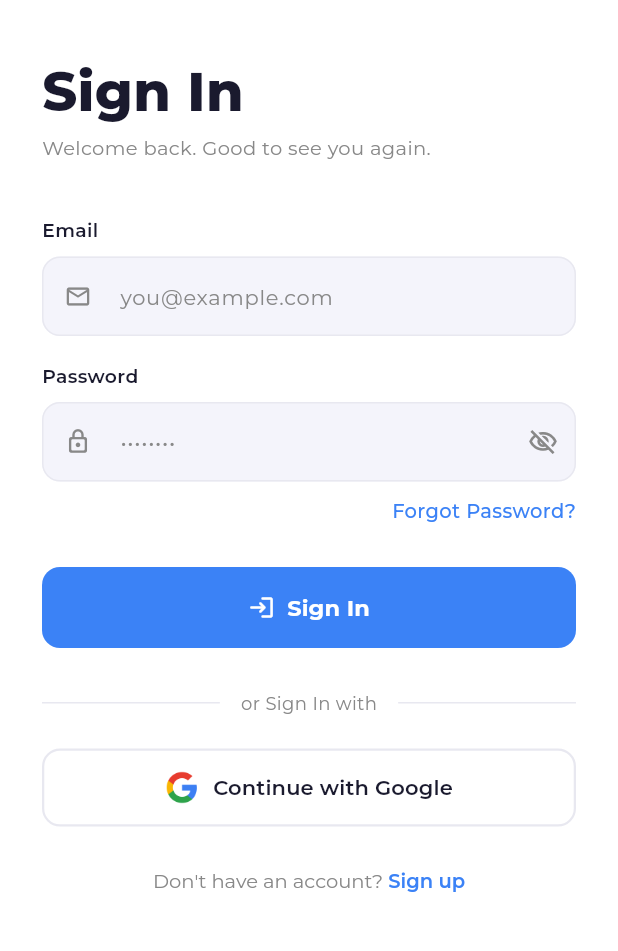
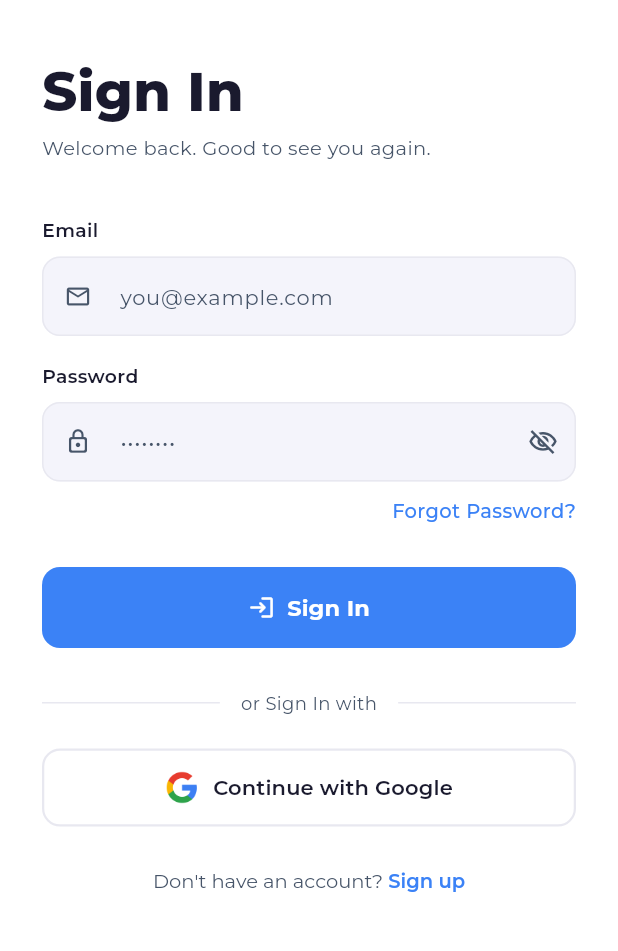
Before and after one commit to mjengonetworks/mjengohub, a Flutter app: the screen it shows after launch, after a tap on "Skip", on a phone screen of 412 x 824 dp, the part 99-1050 px from its top. Run offline on Flutter 3.47's test engine with Material 3 defaults, Android fonts, the phone set to English and light mode, and no system bars; our stand-ins replace app_links, carousel_slider, connectivity_plus, firebase_auth, firebase_core, flutter_image_compress and 12 more; missing offline and left inert: dart:html, dart:ui_web, flutter_quill, flutter_quill_delta_from_html, open_location_code, vsc_quill_delta_to_html; accounts and stored records are empty; network calls fail.

Commit message:
fix(theme): app-wide faint-text sweep, raise textSubtle/textLight to slate-600
- app_theme.dart: AppColors.textSubtle and textLight were 0xFF8888AA (a
  washed-out lavender-gray) -- raised both to 0xFF475569 (slate-600). These
  two tokens alone back ~130 secondary/caption/metadata text usages across
  33 files (list subtitles, hint text, unselected tab labels, empty states,
  chips), so this is the single highest-leverage fix for the app's overall
  text contrast.
- Swept the remaining per-file hardcoded faint constants and literals not
  routed through the shared tokens (0xFF9CA3AF, 0xFF6B7280, 0xFF64748B,
  0xFF888888, 0xFFBBBBBB, 0xFFADB5BD -- mostly named _textGray/_textSec/
  _kSubtext-style locals) to the same 0xFF475569, across auth, onboarding,
  notifications, incidents, discover, videos, and profile screens. Left
  alone every use of these values as a background tint, border, or shadow
  color (BoxDecoration/Border.all/BoxShadow) -- those aren't text and
  darkening them isn't part of this fix.

Co-Authored-By: Claude Sonnet 5 <noreply@anthropic.com>

```diff
--- a/lib/auth/screens/login_screen.dart
+++ b/lib/auth/screens/login_screen.dart
@@ -14,7 +14,7 @@ const Color _bg          = Color(0xFFFFFFFF);
 const Color _inputBg     = Color(0xFFF4F4FB);
 const Color _inputBorder = Color(0xFFE8E8F0);
 const Color _textDark    = Color(0xFF1A1A2E);
-const Color _textGray    = Color(0xFF888888);
+const Color _textGray    = Color(0xFF475569);
 
 // ── Screen ─────────────────────────────────────────────────────────────────────
 
--- a/lib/auth/screens/reset_password_screen.dart
+++ b/lib/auth/screens/reset_password_screen.dart
@@ -13,7 +13,7 @@ const Color _bg          = Color(0xFFFFFFFF);
 const Color _inputBg     = Color(0xFFF4F4FB);
 const Color _inputBorder = Color(0xFFE8E8F0);
 const Color _textDark    = Color(0xFF1A1A2E);
-const Color _textGray    = Color(0xFF888888);
+const Color _textGray    = Color(0xFF475569);
 
 class ResetPasswordScreen extends StatefulWidget {
   const ResetPasswordScreen({super.key});
--- a/lib/incidents/screens/incidents_list_screen.dart
+++ b/lib/incidents/screens/incidents_list_screen.dart
@@ -16,7 +16,7 @@ import 'report_incident_screen.dart';
 // Design tokens — mirrors Videos / Discover screens
 // ─────────────────────────────────────────────────────────────────────────────
 const _kDark    = Color(0xFF111827);
-const _kSubtext = Color(0xFF9CA3AF);
+const _kSubtext = Color(0xFF475569);
 const _kBg      = Color(0xFFF3F4F6);
 const _kDivider = Color(0xFFF3F4F6);
 
@@ -245,7 +245,7 @@ class _SearchBarState extends State<_SearchBar> {
               decoration: InputDecoration(
                 hintText: 'Search incidents…',
                 hintStyle: GoogleFonts.montserrat(
-                    fontSize: 14, color: const Color(0xFFADB5BD)),
+                    fontSize: 14, color: const Color(0xFF475569)),
                 border: InputBorder.none,
                 isDense: true,
                 contentPadding: EdgeInsets.zero,
@@ -395,7 +395,7 @@ class _CrisisBanner extends StatelessWidget {
                   Text(
                     'Befrienders Kenya · +254 722 178 177  |  999 / 112',
                     style: GoogleFonts.montserrat(
-                        fontSize: 11.5, color: const Color(0xFF6B7280)),
+                        fontSize: 11.5, color: const Color(0xFF475569)),
                     overflow: TextOverflow.ellipsis,
                   ),
                 ],
--- a/lib/notifications/screens/notifications_screen.dart
+++ b/lib/notifications/screens/notifications_screen.dart
@@ -15,7 +15,7 @@ const _blueDark = Color(0xFF1D4ED8);
 const _bg       = Color(0xFFF0F4FF);
 const _surface  = Colors.white;
 const _textPri  = Color(0xFF1A1A2E);
-const _textSec  = Color(0xFF888888);
+const _textSec  = Color(0xFF475569);
 const _divider  = Color(0xFFEEEEF5);
 
 // ── Type colours ─────────────────────────────────────────────────────────────
--- a/lib/onboarding/onboarding_screen.dart
+++ b/lib/onboarding/onboarding_screen.dart
@@ -7,7 +7,7 @@ import '../point/routes/app_routes.dart';
 const Color _primary     = Color(0xFF3B82F6);
 const Color _primaryDeep = Color(0xFF1D4ED8);
 const Color _textDark    = Color(0xFF111827);
-const Color _textGray    = Color(0xFF6B7280);
+const Color _textGray    = Color(0xFF475569);
 
 class OnboardingScreen extends StatefulWidget {
   const OnboardingScreen({Key? key}) : super(key: key);
--- a/lib/profile/account_screen.dart
+++ b/lib/profile/account_screen.dart
@@ -35,7 +35,7 @@ const _blueDark   = Color(0xFF1D4ED8);
 const _bg         = Color(0xFFF0F4FF);
 const _surface    = Colors.white;
 const _textPri    = Color(0xFF1A1A2E);
-const _textSec    = Color(0xFF888888);
+const _textSec    = Color(0xFF475569);
 const _divider    = Color(0xFFEEEEF5);
 const _error      = Color(0xFFEF4444);
 
@@ -1101,7 +1101,7 @@ class _Field extends StatelessWidget {
           ),
           hintStyle: GoogleFonts.montserrat(
             fontSize: 12,
-            color: const Color(0xFFBBBBBB),
+            color: const Color(0xFF475569),
           ),
           counterStyle: GoogleFonts.montserrat(fontSize: 10.5, color: _textSec),
           border: InputBorder.none,
--- a/lib/profile/contact_screen.dart
+++ b/lib/profile/contact_screen.dart
@@ -17,7 +17,7 @@ class _ContactScreenState extends State<ContactScreen> {
   static const Color _bg        = Color(0xFFF4F4FB);
   static const Color _surface   = Colors.white;
   static const Color _primary   = Color(0xFF1A1A2E);
-  static const Color _secondary = Color(0xFF888888);
+  static const Color _secondary = Color(0xFF475569);
   static const Color _divider   = Color(0xFFEEEEF5);
   static const Color _accent    = Color(0xFF6C63FF);
   static const Color _body      = Color(0xFF444444);
@@ -529,7 +529,7 @@ class _ContactScreenState extends State<ContactScreen> {
           style: GoogleFonts.montserrat(fontSize: 13, color: _primary),
           decoration: InputDecoration(
             hintText: hint,
-            hintStyle: GoogleFonts.montserrat(fontSize: 12.5, color: const Color(0xFFBBBBBB)),
+            hintStyle: GoogleFonts.montserrat(fontSize: 12.5, color: const Color(0xFF475569)),
             contentPadding: const EdgeInsets.symmetric(horizontal: 14, vertical: 12),
             filled: true,
             fillColor: _bg,
@@ -588,7 +588,7 @@ class _ContactScreenState extends State<ContactScreen> {
           value: _inquiryType,
           hint: Text('Select an option…',
               style: GoogleFonts.montserrat(
-                  fontSize: 12.5, color: const Color(0xFFBBBBBB))),
+                  fontSize: 12.5, color: const Color(0xFF475569))),
           icon: const Icon(Icons.keyboard_arrow_down_rounded,
               color: _secondary, size: 20),
           style: GoogleFonts.montserrat(fontSize: 13, color: _primary),
--- a/lib/profile/privacy_policy_screen.dart
+++ b/lib/profile/privacy_policy_screen.dart
@@ -11,7 +11,7 @@ class PrivacyPolicyScreen extends StatelessWidget {
   static const Color _bg          = Color(0xFFF4F4FB);
   static const Color _surface     = Colors.white;
   static const Color _primary     = Color(0xFF1A1A2E);
-  static const Color _secondary   = Color(0xFF888888);
+  static const Color _secondary   = Color(0xFF475569);
   static const Color _divider     = Color(0xFFEEEEF5);
   static const Color _accent      = Color(0xFF6C63FF);
 
--- a/lib/profile/profile_screen.dart
+++ b/lib/profile/profile_screen.dart
@@ -289,7 +289,7 @@ class _GetTheAppSectionState extends State<_GetTheAppSection> {
           style: GoogleFonts.montserrat(
             fontSize: 12,
             fontWeight: FontWeight.w600,
-            color: const Color(0xFF888888),
+            color: const Color(0xFF475569),
             letterSpacing: 0.3,
           ),
         ),
@@ -542,7 +542,7 @@ class _ProfileHeaderState extends State<_ProfileHeader> {
                   subtitle,
                   style: GoogleFonts.montserrat(
                     fontSize: 12,
-                    color: const Color(0xFF888888),
+                    color: const Color(0xFF475569),
                     height: 1.4,
                   ),
                   maxLines: 2,
--- a/lib/profile/terms_conditions_screen.dart
+++ b/lib/profile/terms_conditions_screen.dart
@@ -10,7 +10,7 @@ class TermsConditionsScreen extends StatelessWidget {
   static const Color _bg        = Color(0xFFF4F4FB);
   static const Color _surface   = Colors.white;
   static const Color _primary   = Color(0xFF1A1A2E);
-  static const Color _secondary = Color(0xFF888888);
+  static const Color _secondary = Color(0xFF475569);
   static const Color _divider   = Color(0xFFEEEEF5);
   static const Color _accent    = Color(0xFF6C63FF);
   static const Color _body      = Color(0xFF444444);
--- a/lib/profile/widgets/profile_content_previews.dart
+++ b/lib/profile/widgets/profile_content_previews.dart
@@ -215,7 +215,7 @@ class _MyProjectSubmissionsRowState extends State<MyProjectSubmissionsRow> {
                 Text(count == null ? '…' : '$count',
                     style: GoogleFonts.montserrat(fontSize: 13, fontWeight: FontWeight.w700, color: AppColors.textSubtle)),
                 const SizedBox(width: 4),
-                const Icon(Icons.chevron_right_rounded, color: Color(0xFFBBBBBB), size: 20),
+                const Icon(Icons.chevron_right_rounded, color: Color(0xFF475569), size: 20),
               ],
             ),
           ),
--- a/lib/videos/screens/video_player_screen.dart
+++ b/lib/videos/screens/video_player_screen.dart
@@ -187,13 +187,13 @@ class _MetaItem extends StatelessWidget {
     return Row(
       mainAxisSize: MainAxisSize.min,
       children: [
-        Icon(icon, size: 12, color: const Color(0xFF9CA3AF)),
+        Icon(icon, size: 12, color: const Color(0xFF475569)),
         const SizedBox(width: 4),
         Text(
           label,
           style: GoogleFonts.montserrat(
             fontSize: 12,
-            color: const Color(0xFF6B7280),
+            color: const Color(0xFF475569),
           ),
         ),
       ],
```
Also changed, not shown: lib/news/screens/discover_screen.dart (+6 -6 lines), lib/shared/theme/app_theme.dart (+7 -2 lines), lib/videos/screens/videos_screen.dart (+4 -4 lines).
